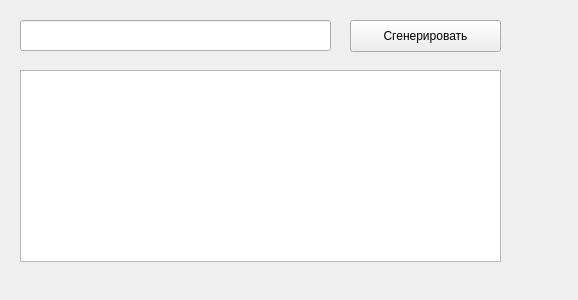
This is ui/GenerationTaskWindow.ui in kiozet/TaskManagerWithAI as Qt 5 draws it before an edit. The edited form follows.
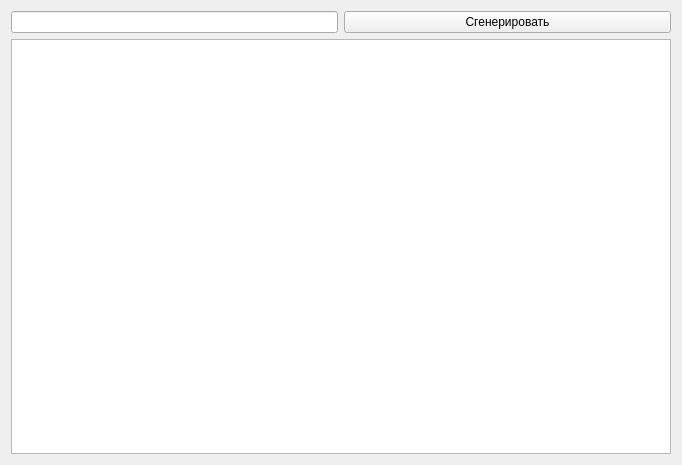
This is the edited form.

Commit message: Able sizing in GenerationTaskWindow

The edit to the form file:
```diff
--- a/ui/GenerationTaskWindow.ui
+++ b/ui/GenerationTaskWindow.ui
@@ -2,50 +2,75 @@
 <ui version="4.0">
  <class>Form</class>
  <widget class="QWidget" name="Form">
+  <property name="enabled">
+   <bool>true</bool>
+  </property>
   <property name="geometry">
    <rect>
     <x>0</x>
     <y>0</y>
-    <width>578</width>
-    <height>300</height>
+    <width>682</width>
+    <height>465</height>
    </rect>
   </property>
+  <property name="sizePolicy">
+   <sizepolicy hsizetype="Expanding" vsizetype="Expanding">
+    <horstretch>0</horstretch>
+    <verstretch>0</verstretch>
+   </sizepolicy>
+  </property>
+  <property name="minimumSize">
+   <size>
+    <width>633</width>
+    <height>0</height>
+   </size>
+  </property>
   <property name="windowTitle">
    <string>Form</string>
   </property>
+  <property name="whatsThis">
+   <string>&lt;html&gt;&lt;head/&gt;&lt;body&gt;&lt;p&gt;&lt;br/&gt;&lt;/p&gt;&lt;/body&gt;&lt;/html&gt;</string>
+  </property>
+  <layout class="QHBoxLayout" name="horizontalLayout_2">
+   <item>
+    <layout class="QVBoxLayout" name="verticalLayout">
+     <item>
+      <layout class="QHBoxLayout" name="horizontalLayout">
+       <item>
   <widget class="QLineEdit" name="taskName">
-   <property name="geometry">
-    <rect>
-     <x>20</x>
-     <y>20</y>
-     <width>311</width>
-     <height>31</height>
-    </rect>
-   </property>
-  </widget>
+         <property name="sizePolicy">
+          <sizepolicy hsizetype="Expanding" vsizetype="Fixed">
+           <horstretch>0</horstretch>
+           <verstretch>0</verstretch>
+          </sizepolicy>
+         </property>
+        </widget>
+       </item>
+       <item>
   <widget class="QPushButton" name="generateBtn">
-   <property name="geometry">
-    <rect>
-     <x>350</x>
-     <y>20</y>
-     <width>151</width>
-     <height>32</height>
-    </rect>
+         <property name="sizePolicy">
+          <sizepolicy hsizetype="Expanding" vsizetype="Fixed">
+           <horstretch>0</horstretch>
+           <verstretch>0</verstretch>
+          </sizepolicy>
    </property>
    <property name="text">
     <string>Сгенерировать</string>
    </property>
   </widget>
+       </item>
+      </layout>
+     </item>
+     <item>
   <widget class="QTextBrowser" name="taskContent">
-   <property name="geometry">
-    <rect>
-     <x>20</x>
-     <y>70</y>
-     <width>481</width>
-     <height>192</height>
-    </rect>
-   </property>
-  </widget>
+       <property name="enabled">
+        <bool>true</bool>
+       </property>
+      </widget>
+     </item>
+    </layout>
+   </item>
+  </layout>
  </widget>
  <resources/>
  <connections/>
```
Lines whose indentation alone changed are shown as unchanged. The commit also changes 1 other file.
